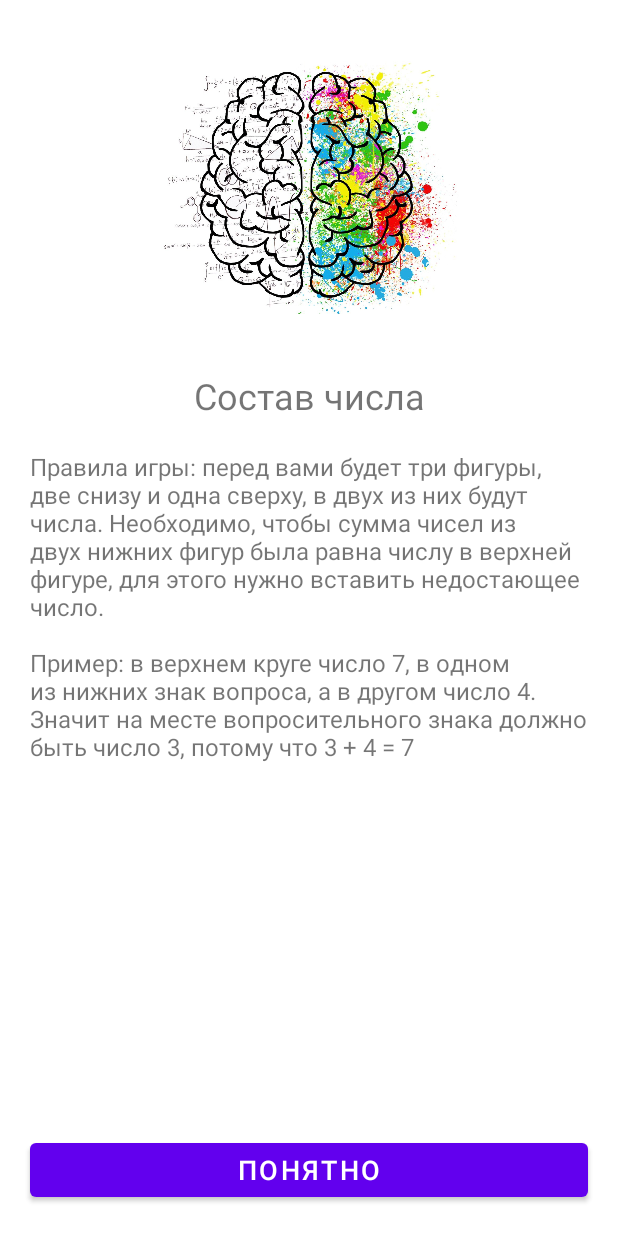
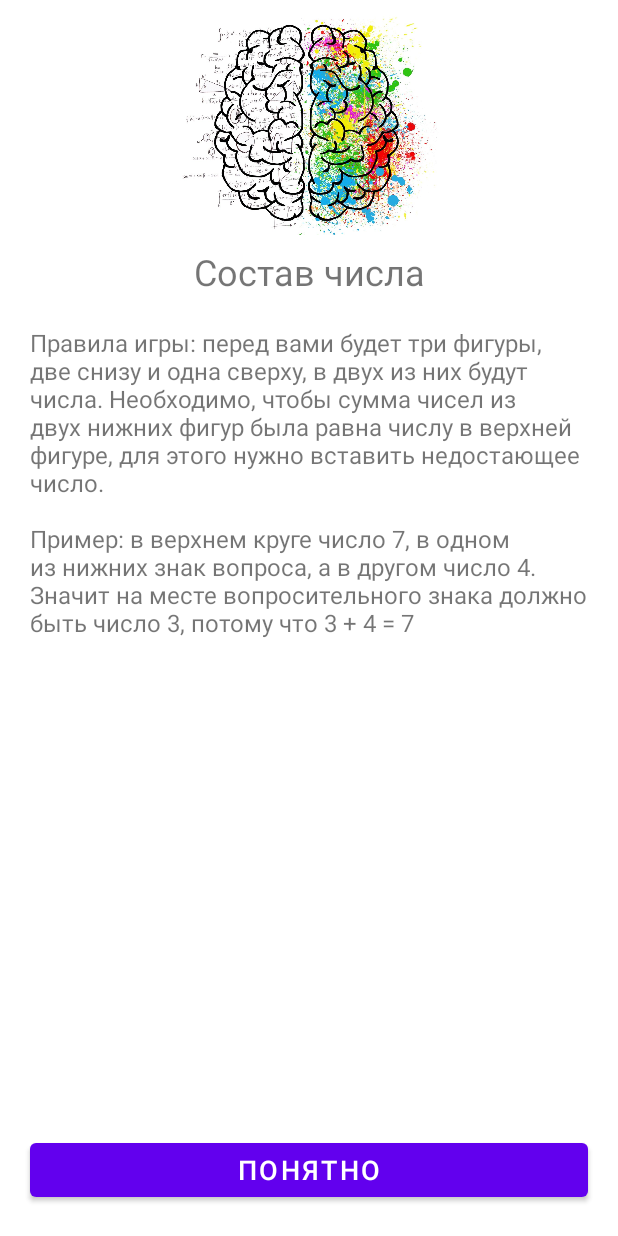
Before and after one commit to DmitriyOliferov/Composition, an Android app: the screen it shows after launch (MainActivity), on a phone screen of 412 x 824 dp. Run offline under Robolectric (Android 15) with nearby library versions, the light colour scheme and no system bars.

Commit message:
add Navigation

```diff
--- a/app/build.gradle
+++ b/app/build.gradle
@@ -2,6 +2,8 @@ plugins {
     id 'com.android.application'
     id 'kotlin-android'
     id 'kotlin-parcelize'
+    id 'androidx.navigation.safeargs'
+    id 'kotlin-kapt'
 }
 
 android {
@@ -44,6 +46,8 @@ dependencies {
     implementation 'com.google.android.material:material:1.5.0'
     implementation 'androidx.constraintlayout:constraintlayout:2.1.3'
     implementation 'androidx.legacy:legacy-support-v4:1.0.0'
+    implementation 'androidx.navigation:navigation-fragment-ktx:2.4.1'
+    implementation 'androidx.navigation:navigation-ui-ktx:2.4.1'
     testImplementation 'junit:junit:4.+'
     androidTestImplementation 'androidx.test.ext:junit:1.1.3'
     androidTestImplementation 'androidx.test.espresso:espresso-core:3.4.0'
--- a/app/src/main/res/layout/activity_main.xml
+++ b/app/src/main/res/layout/activity_main.xml
@@ -5,5 +5,7 @@
     android:id="@+id/container_fragment"
     android:layout_width="match_parent"
     android:layout_height="match_parent"
-    android:name="com.oliferov.composition.presentation.WelcomeFragment"
+    android:name="androidx.navigation.fragment.NavHostFragment"
+    app:navGraph="@navigation/main_navigation"
+    app:defaultNavHost="true"
     tools:context=".presentation.MainActivity"/>
--- a/app/src/main/res/layout/fragment_welcome.xml
+++ b/app/src/main/res/layout/fragment_welcome.xml
@@ -25,7 +25,7 @@
             app:layout_constraintBottom_toBottomOf="@id/guideline_logo"
             android:scaleType="centerInside"
             android:contentDescription="@string/welcome_logo"
-            android:layout_margin="38dp"
+            android:layout_margin="8dp"
             />
 
         <TextView
@@ -50,7 +50,7 @@
             android:layout_width="wrap_content"
             android:layout_height="wrap_content"
             android:orientation="horizontal"
-            app:layout_constraintGuide_percent="0.3" />
+            app:layout_constraintGuide_percent="0.2" />
 
         <Button
             android:id="@+id/button_understand"
--- /dev/null
+++ b/app/src/main/res/navigation/main_navigation.xml
@@ -0,0 +1,49 @@
+<?xml version="1.0" encoding="utf-8"?>
+<navigation xmlns:android="http://schemas.android.com/apk/res/android"
+    xmlns:app="http://schemas.android.com/apk/res-auto"
+    xmlns:tools="http://schemas.android.com/tools"
+    android:id="@+id/main_navigation"
+    app:startDestination="@id/welcomeFragment">
+
+    <fragment
+        android:id="@+id/welcomeFragment"
+        android:name="com.oliferov.composition.presentation.WelcomeFragment"
+        android:label="fragment_welcome"
+        tools:layout="@layout/fragment_welcome" >
+        <action
+            android:id="@+id/action_welcomeFragment_to_chooseLevelFragment"
+            app:destination="@id/chooseLevelFragment" />
+    </fragment>
+    <fragment
+        android:id="@+id/chooseLevelFragment"
+        android:name="com.oliferov.composition.presentation.ChooseLevelFragment"
+        android:label="fragment_choose_level"
+        tools:layout="@layout/fragment_choose_level" >
+        <action
+            android:id="@+id/action_chooseLevelFragment_to_gameFragment"
+            app:destination="@id/gameFragment" />
+    </fragment>
+    <fragment
+        android:id="@+id/gameFragment"
+        android:name="com.oliferov.composition.presentation.GameFragment"
+        android:label="fragment_game"
+        tools:layout="@layout/fragment_game" >
+        <action
+            android:id="@+id/action_gameFragment_to_gameFinishedFragment"
+            app:destination="@id/gameFinishedFragment"
+            app:popUpTo="@id/gameFragment"
+            app:popUpToInclusive="true" />
+        <argument
+            android:name="level"
+            app:argType="com.oliferov.composition.domain.entity.Level" />
+    </fragment>
+    <fragment
+        android:id="@+id/gameFinishedFragment"
+        android:name="com.oliferov.composition.presentation.GameFinishedFragment"
+        android:label="fragment_game_finished"
+        tools:layout="@layout/fragment_game_finished" >
+        <argument
+            android:name="gameResult"
+            app:argType="com.oliferov.composition.domain.entity.GameResult" />
+    </fragment>
+</navigation>
--- a/build.gradle
+++ b/build.gradle
@@ -7,7 +7,7 @@ buildscript {
     dependencies {
         classpath "com.android.tools.build:gradle:7.0.1"
         classpath "org.jetbrains.kotlin:kotlin-gradle-plugin:1.5.20"
-
+        classpath "androidx.navigation:navigation-safe-args-gradle-plugin:2.5.0-alpha03"
         // NOTE: Do not place your application dependencies here; they belong
         // in the individual module build.gradle files
     }
```
Also changed, not shown: app/src/main/java/com/oliferov/composition/presentation/ChooseLevelFragment.kt (+4 -13 lines), app/src/main/java/com/oliferov/composition/presentation/GameFinishedFragment.kt (+24 -37 lines), app/src/main/java/com/oliferov/composition/presentation/GameFragment.kt (+11 -34 lines), app/src/main/java/com/oliferov/composition/presentation/GameViewModel.kt (+14 -8 lines), app/src/main/java/com/oliferov/composition/presentation/GameViewModelFactory.kt (added, +19 -0 lines), app/src/main/java/com/oliferov/composition/presentation/WelcomeFragment.kt (+2 -5 lines), app/src/main/java/com/oliferov/composition/domain/entity/GameResult.kt (line endings or trailing spaces).
